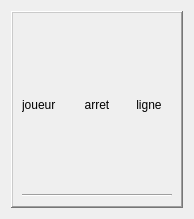
Qt form StreetCar/StreetCar/PlayerWidget.ui (paboccard/Projet_Prog_Jeu) before a commit.
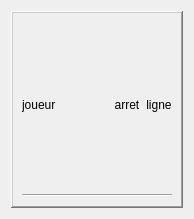
The same form after that commit.

The edit to the form file:
```diff
--- a/StreetCar/StreetCar/PlayerWidget.ui
+++ b/StreetCar/StreetCar/PlayerWidget.ui
@@ -44,6 +44,19 @@
           </property>
          </widget>
         </item>
+        <item>
+         <spacer name="horizontalSpacer">
+          <property name="orientation">
+           <enum>Qt::Horizontal</enum>
+          </property>
+          <property name="sizeHint" stdset="0">
+           <size>
+            <width>40</width>
+            <height>20</height>
+           </size>
+          </property>
+         </spacer>
+        </item>
         <item>
          <widget class="QLabel" name="labelStop">
           <property name="text">
```
